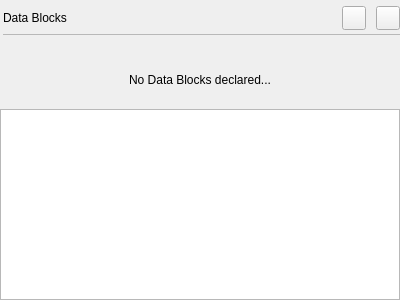
Above: opensyde_tool/src/system_definition/node_edit/data_blocks/C_SdNdeDbViewWidget.ui from openSYDE/openSYDE before the change. Below: the same form after it.
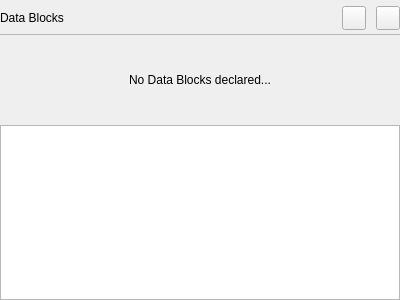
That is the form after the change. Custom widgets are drawn as their Qt base class.

The edit to the form file:
```diff
--- a/opensyde_tool/src/system_definition/node_edit/data_blocks/C_SdNdeDbViewWidget.ui
+++ b/opensyde_tool/src/system_definition/node_edit/data_blocks/C_SdNdeDbViewWidget.ui
@@ -27,21 +27,15 @@
     <number>0</number>
    </property>
    <item row="0" column="0">
-    <layout class="QVBoxLayout" name="pc_VerticalLayout" stretch="0,0,0,1">
+    <layout class="QVBoxLayout" name="pc_VerticalLayout" stretch="0,0,1">
      <property name="spacing">
-      <number>4</number>
+      <number>5</number>
      </property>
      <item>
       <layout class="QVBoxLayout" name="pc_VerticalLayout2">
        <property name="spacing">
         <number>0</number>
        </property>
-       <property name="leftMargin">
-        <number>3</number>
-       </property>
-       <property name="rightMargin">
-        <number>0</number>
-       </property>
        <item>
         <layout class="QHBoxLayout" name="pc_HorizontalLayout" stretch="0,1,0,0">
          <property name="spacing">
@@ -168,28 +162,12 @@
        </item>
       </layout>
      </item>
-     <item>
-      <spacer name="pc_VerticalSpacer">
-       <property name="orientation">
-        <enum>Qt::Vertical</enum>
-       </property>
-       <property name="sizeType">
-        <enum>QSizePolicy::Fixed</enum>
-       </property>
-       <property name="sizeHint" stdset="0">
-        <size>
-         <width>20</width>
-         <height>16</height>
-        </size>
-       </property>
-      </spacer>
-     </item>
      <item>
       <widget class="stw_opensyde_gui_elements::C_OgeLabGroupItem" name="pc_LabelNoDatablocks">
        <property name="minimumSize">
         <size>
          <width>0</width>
-         <height>50</height>
+         <height>80</height>
         </size>
        </property>
        <property name="text">
@@ -213,11 +191,6 @@
    <extends>QLabel</extends>
    <header>C_OgeLabGroupItem.h</header>
   </customwidget>
-  <customwidget>
-   <class>stw_opensyde_gui_elements::C_OgeLabHeadingGroupBold</class>
-   <extends>QLabel</extends>
-   <header>C_OgeLabHeadingGroupBold.h</header>
-  </customwidget>
   <customwidget>
    <class>stw_opensyde_gui_elements::C_OgeFraSeparator</class>
    <extends>QFrame</extends>
@@ -225,15 +198,20 @@
    <container>1</container>
   </customwidget>
   <customwidget>
-   <class>stw_opensyde_gui_elements::C_OgePubIconOnly</class>
-   <extends>QPushButton</extends>
-   <header>C_OgePubIconOnly.h</header>
+   <class>stw_opensyde_gui_elements::C_OgeLabHeadingGroupBold</class>
+   <extends>QLabel</extends>
+   <header>C_OgeLabHeadingGroupBold.h</header>
   </customwidget>
   <customwidget>
    <class>stw_opensyde_gui_elements::C_OgePubSvgIconOnly</class>
    <extends>QPushButton</extends>
    <header>C_OgePubSvgIconOnly.h</header>
   </customwidget>
+  <customwidget>
+   <class>stw_opensyde_gui_elements::C_OgePubIconOnly</class>
+   <extends>QPushButton</extends>
+   <header>C_OgePubIconOnly.h</header>
+  </customwidget>
   <customwidget>
    <class>stw_opensyde_gui::C_SdNdeDbListWidget</class>
    <extends>QListWidget</extends>
```
